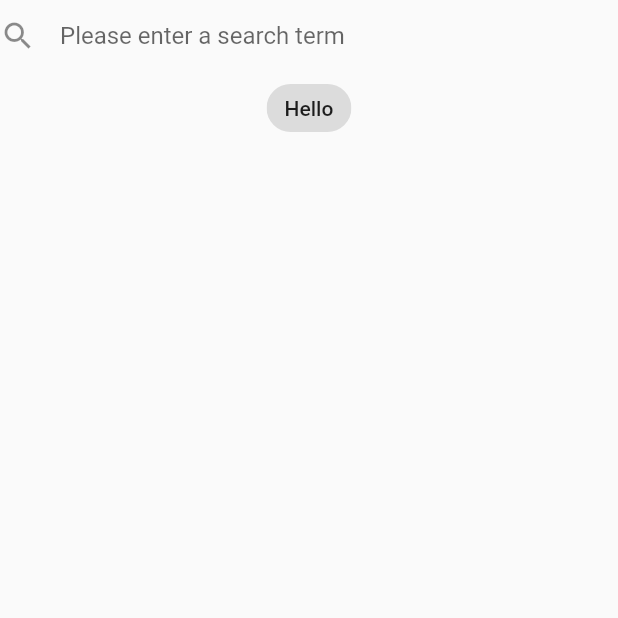
After one commit to ZhengShang/wan_android, a Flutter app: the screen it shows after launch, after a tap on the "search" icon, on a phone screen of 412 x 824 dp, the top half of it. The commit adds this screen. Run offline on Flutter 3.47's test engine with Material 2 defaults, Android fonts, the phone set to English and light mode, and no system bars; our stand-ins replace carousel_slider; missing offline and left inert: flutter_webview_plugin; generated files the repository leaves out were written again; network calls fail; statements that could not run were skipped.

Commit message:
Add search page

```diff
--- a/lib/ui/home_page.dart
+++ b/lib/ui/home_page.dart
@@ -8,6 +8,7 @@ import 'package:flutter_webview_plugin/flutter_webview_plugin.dart';
 import 'package:http/http.dart' as http;
 import 'package:wan_android/model/banner_json.dart';
 import 'package:wan_android/model/home_page_json.dart';
+import 'package:wan_android/ui/search.dart';
 import 'package:wan_android/widget/tag_widget.dart';
 
 enum LoadMore { loadMore, noMoreData, loadFailed }
@@ -52,7 +53,10 @@ class HomePageState extends State<HomePage> {
                     Icons.search,
                     color: Colors.white,
                   ),
-                  onPressed: null)
+                  onPressed: () {
+                    Navigator.push(context,
+                        MaterialPageRoute(builder: (context) => SearchPage()));
+                  })
             ]),
         body: _buildList());
   }
--- /dev/null
+++ b/lib/ui/search.dart
@@ -0,0 +1,39 @@
+import 'package:flutter/material.dart';
+
+class SearchPage extends StatelessWidget {
+  @override
+  Widget build(BuildContext context) {
+    return MaterialApp(
+      home: Scaffold(
+        body: Padding(
+          padding: MediaQuery.of(context).padding,
+          child: Column(
+            children: <Widget>[
+              TextField(
+                decoration: InputDecoration(
+                    border: InputBorder.none,
+                    icon: Icon(Icons.search),
+                    hintText: 'Please enter a search term'),
+              ),
+              MyChipGroup()
+            ],
+          ),
+        ),
+      ),
+    );
+  }
+}
+
+class MyChipGroup extends StatefulWidget {
+  @override
+  State<StatefulWidget> createState() {
+    return _MyChipGroupState();
+  }
+}
+
+class _MyChipGroupState extends State<MyChipGroup> {
+  @override
+  Widget build(BuildContext context) {
+    return Chip(label: Text("Hello"));
+  }
+}
```
